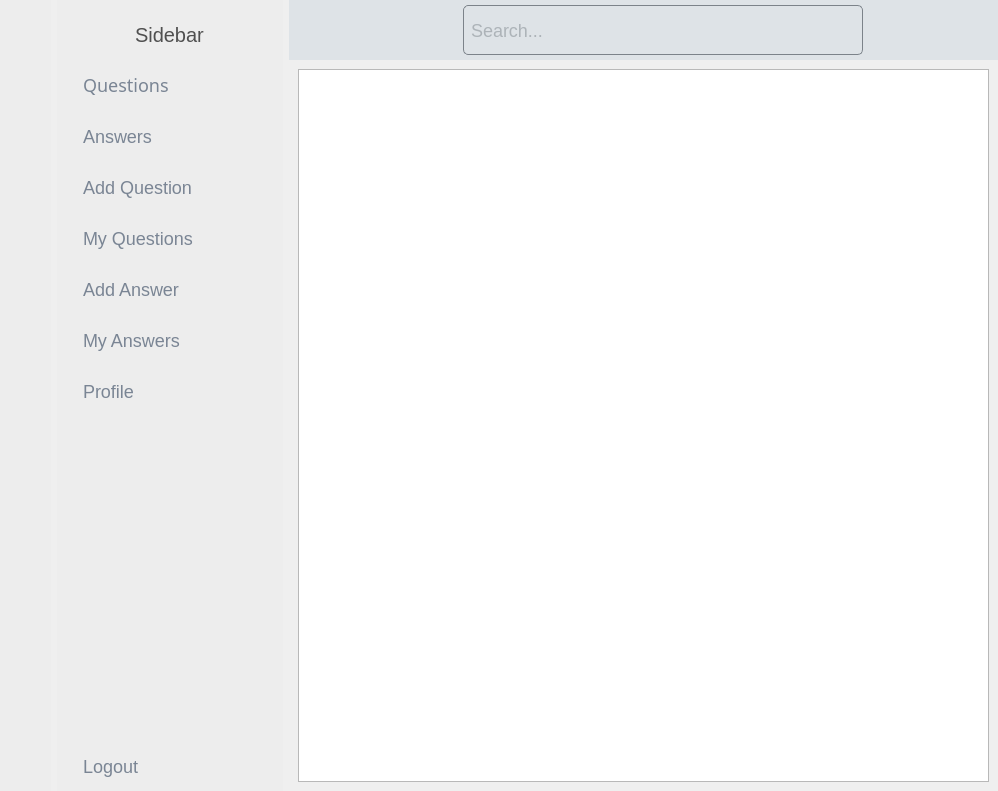
First picture: the form in components/sidebar.ui, repository ibrahimalicode/python_assignment, before the edit.
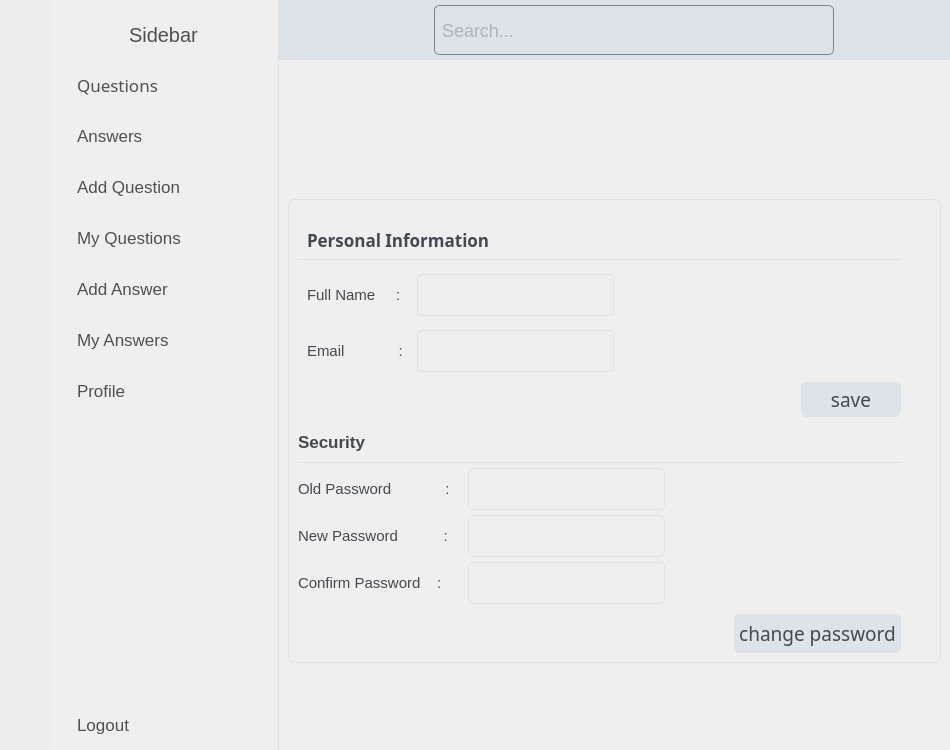
Second picture: the form after the edit. The open tabs and pages were chosen to show the change. Icons and pictures are not drawn.

Commit message: profile done Uhhhh

```diff
--- a/components/sidebar.ui
+++ b/components/sidebar.ui
@@ -6,8 +6,8 @@
    <rect>
     <x>0</x>
     <y>0</y>
-    <width>998</width>
-    <height>791</height>
+    <width>950</width>
+    <height>750</height>
    </rect>
   </property>
   <property name="sizePolicy">
@@ -44,6 +44,9 @@
    <property name="bottomMargin">
     <number>0</number>
    </property>
+   <property name="spacing">
+    <number>0</number>
+   </property>
    <item row="0" column="0">
     <widget class="QWidget" name="icon_only_widget" native="true">
      <property name="styleSheet">
@@ -402,26 +405,32 @@
      </property>
      <property name="styleSheet">
       <string notr="true">QWidget{
-	background-color: rgb(237, 237, 237);
-	/*background-color: rrgb(254, 254, 254); */
-	color: black;
+
 }
+QWidget#full_menu_widget{
+border-style: solid;
+border-right-width: 1px;
+border-color: #DEE3E7;
+/*background-color: rgb(237, 237, 237);*/
+/*background-color: rrgb(254, 254, 254); */
+color: black;
+}
+
 QLabel{
-	padding-left: 7px;
-	font-weight: 460;
-	font-size: 20px;
-	color: rgb(80, 80, 80);
+padding-left: 7px;
+font-weight: 460;
+font-size: 20px;
+color: rgb(80, 80, 80);
 }
 
 QPushButton{
-	color: #7A8594;
+	color: rgb(80, 80, 80); /*#7A8594;*/;
 	border: none;
 	text-align: left;
 	padding-left: 25px;
 	font-family: &quot;poppins&quot;;
-	font-weight: 440;
-	font-size: 18px;
-	/*background-color: #AF83FB;*/
+	font-weight: 400;
+	font-size: 17px;
 	border-top-left-radius: 20px;
 	border-bottom-left-radius: 20px;
 	min-width: 200px;
@@ -448,7 +457,7 @@
        <number>10</number>
       </property>
       <property name="rightMargin">
-       <number>0</number>
+       <number>2</number>
       </property>
       <property name="bottomMargin">
        <number>0</number>
@@ -555,7 +564,7 @@
            <font>
             <family>poppins</family>
             <pointsize>-1</pointsize>
-            <fontweight></fontweight>
+            <bold>false</bold>
            </font>
           </property>
           <property name="layoutDirection">
@@ -1055,7 +1064,7 @@
 </string>
         </property>
         <property name="currentIndex">
-         <number>2</number>
+         <number>6</number>
         </property>
         <widget class="QWidget" name="questionsPage">
          <layout class="QGridLayout" name="gridLayout_2">
@@ -1992,9 +2001,896 @@
          </layout>
         </widget>
         <widget class="QWidget" name="profilePage">
-         <layout class="QGridLayout" name="gridLayout_4">
-          <item row="0" column="0">
-           <widget class="QTextEdit" name="textEdit"/>
+         <property name="styleSheet">
+          <string notr="true">QFrame{
+	border: none;
+	font-family: &quot;poppins&quot;;
+	font-size: 15px;
+}</string>
+         </property>
+         <layout class="QVBoxLayout" name="verticalLayout_8">
+          <property name="spacing">
+           <number>5</number>
+          </property>
+          <item>
+           <widget class="QFrame" name="frame_2">
+            <property name="sizePolicy">
+             <sizepolicy hsizetype="Expanding" vsizetype="Preferred">
+              <horstretch>0</horstretch>
+              <verstretch>0</verstretch>
+             </sizepolicy>
+            </property>
+            <property name="minimumSize">
+             <size>
+              <width>671</width>
+              <height>0</height>
+             </size>
+            </property>
+            <property name="maximumSize">
+             <size>
+              <width>16777215</width>
+              <height>125</height>
+             </size>
+            </property>
+            <property name="frameShape">
+             <enum>QFrame::StyledPanel</enum>
+            </property>
+            <property name="frameShadow">
+             <enum>QFrame::Raised</enum>
+            </property>
+            <layout class="QHBoxLayout" name="horizontalLayout_8">
+             <property name="topMargin">
+              <number>0</number>
+             </property>
+             <property name="bottomMargin">
+              <number>0</number>
+             </property>
+             <item alignment="Qt::AlignLeft">
+              <widget class="QFrame" name="frame">
+               <property name="sizePolicy">
+                <sizepolicy hsizetype="Expanding" vsizetype="Expanding">
+                 <horstretch>0</horstretch>
+                 <verstretch>0</verstretch>
+                </sizepolicy>
+               </property>
+               <property name="minimumSize">
+                <size>
+                 <width>148</width>
+                 <height>0</height>
+                </size>
+               </property>
+               <property name="styleSheet">
+                <string notr="true">image: url(:/newPrefix/user.png);</string>
+               </property>
+               <property name="frameShape">
+                <enum>QFrame::StyledPanel</enum>
+               </property>
+               <property name="frameShadow">
+                <enum>QFrame::Raised</enum>
+               </property>
+              </widget>
+             </item>
+            </layout>
+           </widget>
+          </item>
+          <item alignment="Qt::AlignTop">
+           <widget class="QFrame" name="profile_info_frame">
+            <property name="minimumSize">
+             <size>
+              <width>0</width>
+              <height>0</height>
+             </size>
+            </property>
+            <property name="maximumSize">
+             <size>
+              <width>16777215</width>
+              <height>16777215</height>
+             </size>
+            </property>
+            <property name="styleSheet">
+             <string notr="true">QLineEdit{
+background: transparent;
+border-radius: 5px;
+/*color: rgb(132, 140, 148);*/
+color: #444950;
+padding: 0 30px 0 15px;
+border-style: solid;
+border-width: 1px;
+border-color: #DEE3E7;
+min-height: 40px;
+min-width: 150px;
+}
+
+QLineEdit::focus {
+    background: #DEE3E7;
+    color: #000000;
+}
+
+#profile_info_frame{
+border-style: solid;
+border-width: 1px;
+border-color: #DEE3E7;
+border-radius: 7px;
+}
+</string>
+            </property>
+            <property name="frameShape">
+             <enum>QFrame::StyledPanel</enum>
+            </property>
+            <property name="frameShadow">
+             <enum>QFrame::Raised</enum>
+            </property>
+            <layout class="QVBoxLayout" name="verticalLayout_9">
+             <property name="spacing">
+              <number>0</number>
+             </property>
+             <property name="topMargin">
+              <number>20</number>
+             </property>
+             <item alignment="Qt::AlignTop">
+              <widget class="QFrame" name="frame_7">
+               <property name="sizePolicy">
+                <sizepolicy hsizetype="Expanding" vsizetype="Preferred">
+                 <horstretch>0</horstretch>
+                 <verstretch>0</verstretch>
+                </sizepolicy>
+               </property>
+               <property name="minimumSize">
+                <size>
+                 <width>0</width>
+                 <height>0</height>
+                </size>
+               </property>
+               <property name="maximumSize">
+                <size>
+                 <width>16777215</width>
+                 <height>200</height>
+                </size>
+               </property>
+               <property name="frameShape">
+                <enum>QFrame::StyledPanel</enum>
+               </property>
+               <property name="frameShadow">
+                <enum>QFrame::Raised</enum>
+               </property>
+               <layout class="QVBoxLayout" name="verticalLayout_11">
+                <property name="spacing">
+                 <number>14</number>
+                </property>
+                <property name="leftMargin">
+                 <number>0</number>
+                </property>
+                <property name="topMargin">
+                 <number>0</number>
+                </property>
+                <property name="rightMargin">
+                 <number>30</number>
+                </property>
+                <property name="bottomMargin">
+                 <number>0</number>
+                </property>
+                <item>
+                 <widget class="QFrame" name="title_1">
+                  <property name="maximumSize">
+                   <size>
+                    <width>16777215</width>
+                    <height>40</height>
+                   </size>
+                  </property>
+                  <property name="styleSheet">
+                   <string notr="true">#title_1{
+border-style: solid;
+border-bottom-width: 1px;
+border-color: #DEE3E7;
+}</string>
+                  </property>
+                  <property name="frameShape">
+                   <enum>QFrame::StyledPanel</enum>
+                  </property>
+                  <property name="frameShadow">
+                   <enum>QFrame::Raised</enum>
+                  </property>
+                  <layout class="QHBoxLayout" name="horizontalLayout_11">
+                   <property name="spacing">
+                    <number>0</number>
+                   </property>
+                   <property name="topMargin">
+                    <number>10</number>
+                   </property>
+                   <property name="bottomMargin">
+                    <number>10</number>
+                   </property>
+                   <item alignment="Qt::AlignLeft">
+                    <widget class="QLabel" name="label">
+                     <property name="sizePolicy">
+                      <sizepolicy hsizetype="Expanding" vsizetype="Preferred">
+                       <horstretch>0</horstretch>
+                       <verstretch>0</verstretch>
+                      </sizepolicy>
+                     </property>
+                     <property name="font">
+                      <font>
+                       <family>poppins</family>
+                       <pointsize>-1</pointsize>
+                       <fontweight>Medium</fontweight>
+                      </font>
+                     </property>
+                     <property name="styleSheet">
+                      <string notr="true">font-size: 17px;
+font-weight: 500;</string>
+                     </property>
+                     <property name="text">
+                      <string>Personal Information</string>
+                     </property>
+                    </widget>
+                   </item>
+                  </layout>
+                 </widget>
+                </item>
+                <item>
+                 <widget class="QFrame" name="frame_5">
+                  <property name="frameShape">
+                   <enum>QFrame::StyledPanel</enum>
+                  </property>
+                  <property name="frameShadow">
+                   <enum>QFrame::Raised</enum>
+                  </property>
+                  <layout class="QVBoxLayout" name="verticalLayout_12">
+                   <property name="spacing">
+                    <number>0</number>
+                   </property>
+                   <property name="topMargin">
+                    <number>0</number>
+                   </property>
+                   <property name="bottomMargin">
+                    <number>0</number>
+                   </property>
+                   <item alignment="Qt::AlignLeft">
+                    <widget class="QFrame" name="frame_12">
+                     <property name="sizePolicy">
+                      <sizepolicy hsizetype="Preferred" vsizetype="Expanding">
+                       <horstretch>0</horstretch>
+                       <verstretch>0</verstretch>
+                      </sizepolicy>
+                     </property>
+                     <property name="minimumSize">
+                      <size>
+                       <width>0</width>
+                       <height>0</height>
+                      </size>
+                     </property>
+                     <property name="frameShape">
+                      <enum>QFrame::StyledPanel</enum>
+                     </property>
+                     <property name="frameShadow">
+                      <enum>QFrame::Raised</enum>
+                     </property>
+                     <layout class="QHBoxLayout" name="horizontalLayout_14">
+                      <property name="spacing">
+                       <number>10</number>
+                      </property>
+                      <property name="leftMargin">
+                       <number>0</number>
+                      </property>
+                      <property name="topMargin">
+                       <number>0</number>
+                      </property>
+                      <property name="rightMargin">
+                       <number>30</number>
+                      </property>
+                      <property name="bottomMargin">
+                       <number>0</number>
+                      </property>
+                      <item>
+                       <widget class="QLabel" name="label_3">
+                        <property name="minimumSize">
+                         <size>
+                          <width>100</width>
+                          <height>0</height>
+                         </size>
+                        </property>
+                        <property name="text">
+                         <string>Full Name     :</string>
+                        </property>
+                       </widget>
+                      </item>
+                      <item alignment="Qt::AlignVCenter">
+                       <widget class="QLineEdit" name="fullName">
+                        <property name="sizePolicy">
+                         <sizepolicy hsizetype="Expanding" vsizetype="Expanding">
+                          <horstretch>0</horstretch>
+                          <verstretch>0</verstretch>
+                         </sizepolicy>
+                        </property>
+                        <property name="minimumSize">
+                         <size>
+                          <width>197</width>
+                          <height>42</height>
+                         </size>
+                        </property>
+                        <property name="maximumSize">
+                         <size>
+                          <width>16777215</width>
+                          <height>30</height>
+                         </size>
+                        </property>
+                        <property name="styleSheet">
+                         <string notr="true">	font-family: &quot;poppins&quot;;
+	font-size: 15px;</string>
+                        </property>
+                        <property name="text">
+                         <string/>
+                        </property>
+                       </widget>
+                      </item>
+                     </layout>
+                    </widget>
+                   </item>
+                  </layout>
+                 </widget>
+                </item>
+                <item>
+                 <widget class="QFrame" name="frame_6">
+                  <property name="frameShape">
+                   <enum>QFrame::StyledPanel</enum>
+                  </property>
+                  <property name="frameShadow">
+                   <enum>QFrame::Raised</enum>
+                  </property>
+                  <layout class="QHBoxLayout" name="horizontalLayout_15">
+                   <property name="spacing">
+                    <number>0</number>
+                   </property>
+                   <property name="topMargin">
+                    <number>0</number>
+                   </property>
+                   <property name="bottomMargin">
+                    <number>0</number>
+                   </property>
+                   <item alignment="Qt::AlignLeft">
+                    <widget class="QFrame" name="frame_13">
+                     <property name="frameShape">
+                      <enum>QFrame::StyledPanel</enum>
+                     </property>
+                     <property name="frameShadow">
+                      <enum>QFrame::Raised</enum>
+                     </property>
+                     <layout class="QHBoxLayout" name="horizontalLayout_16">
+                      <property name="spacing">
+                       <number>10</number>
+                      </property>
+                      <property name="leftMargin">
+                       <number>0</number>
+                      </property>
+                      <property name="topMargin">
+                       <number>0</number>
+                      </property>
+                      <property name="rightMargin">
+                       <number>30</number>
+                      </property>
+                      <property name="bottomMargin">
+                       <number>0</number>
+                      </property>
+                      <item>
+                       <widget class="QLabel" name="label_4">
+                        <property name="minimumSize">
+                         <size>
+                          <width>100</width>
+                          <height>0</height>
+                         </size>
+                        </property>
+                        <property name="text">
+                         <string>Email             :</string>
+                        </property>
+                       </widget>
+                      </item>
+                      <item alignment="Qt::AlignVCenter">
+                       <widget class="QLineEdit" name="email">
+                        <property name="sizePolicy">
+                         <sizepolicy hsizetype="Expanding" vsizetype="Expanding">
+                          <horstretch>0</horstretch>
+                          <verstretch>0</verstretch>
+                         </sizepolicy>
+                        </property>
+                        <property name="minimumSize">
+                         <size>
+                          <width>197</width>
+                          <height>42</height>
+                         </size>
+                        </property>
+                        <property name="maximumSize">
+                         <size>
+                          <width>16777215</width>
+                          <height>35</height>
+                         </size>
+                        </property>
+                        <property name="styleSheet">
+                         <string notr="true">	font-family: &quot;poppins&quot;;
+	font-size: 15px;</string>
+                        </property>
+                        <property name="text">
+                         <string/>
+                        </property>
+                        <property name="readOnly">
+                         <bool>true</bool>
+                        </property>
+                       </widget>
+                      </item>
+                     </layout>
+                    </widget>
+                   </item>
+                  </layout>
+                 </widget>
+                </item>
+               </layout>
+              </widget>
+             </item>
+             <item>
+              <widget class="QFrame" name="frame_19">
+               <property name="sizePolicy">
+                <sizepolicy hsizetype="Expanding" vsizetype="Preferred">
+                 <horstretch>0</horstretch>
+                 <verstretch>0</verstretch>
+                </sizepolicy>
+               </property>
+               <property name="maximumSize">
+                <size>
+                 <width>16777215</width>
+                 <height>50</height>
+                </size>
+               </property>
+               <property name="frameShape">
+                <enum>QFrame::StyledPanel</enum>
+               </property>
+               <property name="frameShadow">
+                <enum>QFrame::Raised</enum>
+               </property>
+               <layout class="QHBoxLayout" name="horizontalLayout_17">
+                <property name="spacing">
+                 <number>0</number>
+                </property>
+                <property name="leftMargin">
+                 <number>0</number>
+                </property>
+                <property name="topMargin">
+                 <number>10</number>
+                </property>
+                <property name="rightMargin">
+                 <number>30</number>
+                </property>
+                <property name="bottomMargin">
+                 <number>20</number>
+                </property>
+                <item alignment="Qt::AlignRight">
+                 <widget class="QPushButton" name="savePersonalInfoBtn">
+                  <property name="minimumSize">
+                   <size>
+                    <width>100</width>
+                    <height>35</height>
+                   </size>
+                  </property>
+                  <property name="font">
+                   <font>
+                    <family>Poppins</family>
+                    <pointsize>14</pointsize>
+                   </font>
+                  </property>
+                  <property name="cursor">
+                   <cursorShape>PointingHandCursor</cursorShape>
+                  </property>
+                  <property name="layoutDirection">
+                   <enum>Qt::LeftToRight</enum>
+                  </property>
+                  <property name="styleSheet">
+                   <string notr="true">QPushButton{
+	background: #DEE3E7;
+	border: none;
+	border-radius: 5px;
+	padding: 2 5;
+	text-align: center
+}</string>
+                  </property>
+                  <property name="text">
+                   <string>save</string>
+                  </property>
+                 </widget>
+                </item>
+               </layout>
+              </widget>
+             </item>
+             <item alignment="Qt::AlignTop">
+              <widget class="QFrame" name="frame_8">
+               <property name="sizePolicy">
+                <sizepolicy hsizetype="Expanding" vsizetype="Preferred">
+                 <horstretch>0</horstretch>
+                 <verstretch>0</verstretch>
+                </sizepolicy>
+               </property>
+               <property name="frameShape">
+                <enum>QFrame::StyledPanel</enum>
+               </property>
+               <property name="frameShadow">
+                <enum>QFrame::Raised</enum>
+               </property>
+               <layout class="QVBoxLayout" name="verticalLayout_10">
+                <property name="spacing">
+                 <number>5</number>
+                </property>
+                <property name="leftMargin">
+                 <number>0</number>
+                </property>
+                <property name="topMargin">
+                 <number>0</number>
+                </property>
+                <property name="rightMargin">
+                 <number>30</number>
+                </property>
+                <property name="bottomMargin">
+                 <number>0</number>
+                </property>
+                <item>
+                 <widget class="QFrame" name="title_2">
+                  <property name="styleSheet">
+                   <string notr="true">#title_2{
+border-style: solid;
+border-bottom-width: 1px;
+border-color: #DEE3E7;
+}</string>
+                  </property>
+                  <property name="frameShape">
+                   <enum>QFrame::StyledPanel</enum>
+                  </property>
+                  <property name="frameShadow">
+                   <enum>QFrame::Raised</enum>
+                  </property>
+                  <layout class="QVBoxLayout" name="verticalLayout_14">
+                   <property name="spacing">
+                    <number>0</number>
+                   </property>
+                   <property name="leftMargin">
+                    <number>0</number>
+                   </property>
+                   <property name="topMargin">
+                    <number>10</number>
+                   </property>
+                   <property name="bottomMargin">
+                    <number>10</number>
+                   </property>
+                   <item alignment="Qt::AlignLeft">
+                    <widget class="QLabel" name="label_2">
+                     <property name="styleSheet">
+                      <string notr="true">font-size: 17px;
+font-weight: 500;</string>
+                     </property>
+                     <property name="text">
+                      <string>Security</string>
+                     </property>
+                    </widget>
+                   </item>
+                  </layout>
+                 </widget>
+                </item>
+                <item>
+                 <widget class="QFrame" name="frame_10">
+                  <property name="frameShape">
+                   <enum>QFrame::StyledPanel</enum>
+                  </property>
+                  <property name="frameShadow">
+                   <enum>QFrame::Raised</enum>
+                  </property>
+                  <layout class="QVBoxLayout" name="verticalLayout_15">
+                   <property name="spacing">
+                    <number>0</number>
+                   </property>
+                   <property name="leftMargin">
+                    <number>0</number>
+                   </property>
+                   <property name="topMargin">
+                    <number>0</number>
+                   </property>
+                   <property name="bottomMargin">
+                    <number>0</number>
+                   </property>
+                   <item alignment="Qt::AlignLeft">
+                    <widget class="QFrame" name="frame_14">
+                     <property name="frameShape">
+                      <enum>QFrame::StyledPanel</enum>
+                     </property>
+                     <property name="frameShadow">
+                      <enum>QFrame::Raised</enum>
+                     </property>
+                     <layout class="QHBoxLayout" name="horizontalLayout_10">
+                      <property name="spacing">
+                       <number>10</number>
+                      </property>
+                      <property name="leftMargin">
+                       <number>0</number>
+                      </property>
+                      <property name="topMargin">
+                       <number>0</number>
+                      </property>
+                      <property name="rightMargin">
+                       <number>30</number>
+                      </property>
+                      <property name="bottomMargin">
+                       <number>0</number>
+                      </property>
+                      <item alignment="Qt::AlignVCenter">
+                       <widget class="QLabel" name="label_5">
+                        <property name="minimumSize">
+                         <size>
+                          <width>160</width>
+                          <height>0</height>
+                         </size>
+                        </property>
+                        <property name="text">
+                         <string>Old Password             :</string>
+                        </property>
+                       </widget>
+                      </item>
+                      <item alignment="Qt::AlignVCenter">
+                       <widget class="QLineEdit" name="oldPassword">
+                        <property name="sizePolicy">
+                         <sizepolicy hsizetype="Expanding" vsizetype="Expanding">
+                          <horstretch>0</horstretch>
+                          <verstretch>0</verstretch>
+                         </sizepolicy>
+                        </property>
+                        <property name="styleSheet">
+                         <string notr="true">	font-family: &quot;poppins&quot;;
+	font-size: 15px;</string>
+                        </property>
+                        <property name="text">
+                         <string/>
+                        </property>
+                        <property name="echoMode">
+                         <enum>QLineEdit::PasswordEchoOnEdit</enum>
+                        </property>
+                       </widget>
+                      </item>
+                     </layout>
+                    </widget>
+                   </item>
+                  </layout>
+                 </widget>
+                </item>
+                <item>
+                 <widget class="QFrame" name="frame_11">
+                  <property name="frameShape">
+                   <enum>QFrame::StyledPanel</enum>
+                  </property>
+                  <property name="frameShadow">
+                   <enum>QFrame::Raised</enum>
+                  </property>
+                  <layout class="QVBoxLayout" name="verticalLayout_16">
+                   <property name="spacing">
+                    <number>0</number>
+                   </property>
+                   <property name="leftMargin">
+                    <number>0</number>
+                   </property>
+                   <property name="topMargin">
+                    <number>0</number>
+                   </property>
+                   <property name="rightMargin">
+                    <number>12</number>
+                   </property>
+                   <property name="bottomMargin">
+                    <number>0</number>
+                   </property>
+                   <item alignment="Qt::AlignLeft">
+                    <widget class="QFrame" name="frame_15">
+                     <property name="frameShape">
+                      <enum>QFrame::StyledPanel</enum>
+                     </property>
+                     <property name="frameShadow">
+                      <enum>QFrame::Raised</enum>
+                     </property>
+                     <layout class="QHBoxLayout" name="horizontalLayout_12">
+                      <property name="spacing">
+                       <number>10</number>
+                      </property>
+                      <property name="leftMargin">
+                       <number>0</number>
+                      </property>
+                      <property name="topMargin">
+                       <number>0</number>
+                      </property>
+                      <property name="rightMargin">
+                       <number>30</number>
+                      </property>
+                      <property name="bottomMargin">
+                       <number>0</number>
+                      </property>
+                      <item>
+                       <widget class="QLabel" name="label_6">
+                        <property name="minimumSize">
+                         <size>
+                          <width>160</width>
+                          <height>0</height>
+                         </size>
+                        </property>
+                        <property name="text">
+                         <string>New Password           : </string>
+                        </property>
+                       </widget>
+                      </item>
+                      <item>
+                       <widget class="QLineEdit" name="newPassword">
+                        <property name="styleSheet">
+                         <string notr="true">	font-family: &quot;poppins&quot;;
+	font-size: 15px;</string>
+                        </property>
+                        <property name="text">
+                         <string/>
+                        </property>
+                        <property name="echoMode">
+                         <enum>QLineEdit::PasswordEchoOnEdit</enum>
+                        </property>
+                       </widget>
+                      </item>
+                     </layout>
+                    </widget>
+                   </item>
+                  </layout>
+                 </widget>
+                </item>
+                <item>
+                 <widget class="QFrame" name="frame_16">
+                  <property name="frameShape">
+                   <enum>QFrame::StyledPanel</enum>
+                  </property>
+                  <property name="frameShadow">
+                   <enum>QFrame::Raised</enum>
+                  </property>
+                  <layout class="QVBoxLayout" name="verticalLayout_17">
+                   <property name="spacing">
+                    <number>0</number>
+                   </property>
+                   <property name="leftMargin">
+                    <number>0</number>
+                   </property>
+                   <property name="topMargin">
+                    <number>0</number>
+                   </property>
+                   <property name="bottomMargin">
+                    <number>0</number>
+                   </property>
+                   <item alignment="Qt::AlignLeft">
+                    <widget class="QFrame" name="frame_17">
+                     <property name="frameShape">
+                      <enum>QFrame::StyledPanel</enum>
+                     </property>
+                     <property name="frameShadow">
+                      <enum>QFrame::Raised</enum>
+                     </property>
+                     <layout class="QHBoxLayout" name="horizontalLayout_13">
+                      <property name="spacing">
+                       <number>10</number>
+                      </property>
+                      <property name="leftMargin">
+                       <number>0</number>
+                      </property>
+                      <property name="topMargin">
+                       <number>0</number>
+                      </property>
+                      <property name="rightMargin">
+                       <number>30</number>
+                      </property>
+                      <property name="bottomMargin">
+                       <number>0</number>
+                      </property>
+                      <item alignment="Qt::AlignVCenter">
+                       <widget class="QLabel" name="label_7">
+                        <property name="minimumSize">
+                         <size>
+                          <width>160</width>
+                          <height>0</height>
+                         </size>
+                        </property>
+                        <property name="text">
+                         <string>Confirm Password    :</string>
+                        </property>
+                       </widget>
+                      </item>
+                      <item alignment="Qt::AlignVCenter">
+                       <widget class="QLineEdit" name="confirmPassword">
+                        <property name="styleSheet">
+                         <string notr="true">	font-family: &quot;poppins&quot;;
+	font-size: 15px;</string>
+                        </property>
+                        <property name="text">
+                         <string/>
+                        </property>
+                        <property name="echoMode">
+                         <enum>QLineEdit::PasswordEchoOnEdit</enum>
+                        </property>
+                       </widget>
+                      </item>
+                     </layout>
+                    </widget>
+                   </item>
+                  </layout>
+                 </widget>
+                </item>
+               </layout>
+              </widget>
+             </item>
+             <item>
+              <widget class="QFrame" name="frame_18">
+               <property name="sizePolicy">
+                <sizepolicy hsizetype="Expanding" vsizetype="Preferred">
+                 <horstretch>0</horstretch>
+                 <verstretch>0</verstretch>
+                </sizepolicy>
+               </property>
+               <property name="maximumSize">
+                <size>
+                 <width>16777215</width>
+                 <height>50</height>
+                </size>
+               </property>
+               <property name="frameShape">
+                <enum>QFrame::StyledPanel</enum>
+               </property>
+               <property name="frameShadow">
+                <enum>QFrame::Raised</enum>
+               </property>
+               <layout class="QHBoxLayout" name="horizontalLayout_9">
+                <property name="spacing">
+                 <number>0</number>
+                </property>
+                <property name="leftMargin">
+                 <number>0</number>
+                </property>
+                <property name="topMargin">
+                 <number>10</number>
+                </property>
+                <property name="rightMargin">
+                 <number>30</number>
+                </property>
+                <property name="bottomMargin">
+                 <number>0</number>
+                </property>
+                <item alignment="Qt::AlignRight">
+                 <widget class="QPushButton" name="savePassword">
+                  <property name="minimumSize">
+                   <size>
+                    <width>160</width>
+                    <height>39</height>
+                   </size>
+                  </property>
+                  <property name="font">
+                   <font>
+                    <family>Poppins</family>
+                    <pointsize>14</pointsize>
+                   </font>
+                  </property>
+                  <property name="cursor">
+                   <cursorShape>PointingHandCursor</cursorShape>
+                  </property>
+                  <property name="layoutDirection">
+                   <enum>Qt::LeftToRight</enum>
+                  </property>
+                  <property name="styleSheet">
+                   <string notr="true">QPushButton{
+	background: #DEE3E7;
+	border: none;
+	border-radius: 5px;
+	padding: 2 5;
+	text-align: center
+}</string>
+                  </property>
+                  <property name="text">
+                   <string>change password</string>
+                  </property>
+                 </widget>
+                </item>
+               </layout>
+              </widget>
+             </item>
+            </layout>
+           </widget>
           </item>
          </layout>
         </widget>
```
Left out of the diff: 1 changed line with no effect on the pictures. The commit also changes 8 other files.
